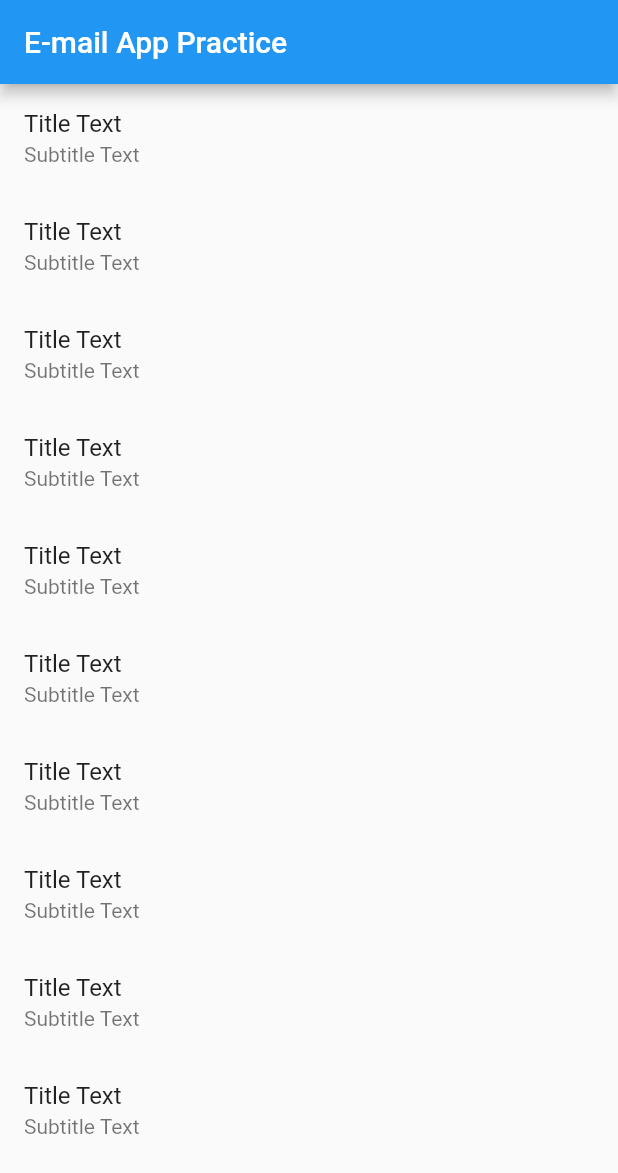
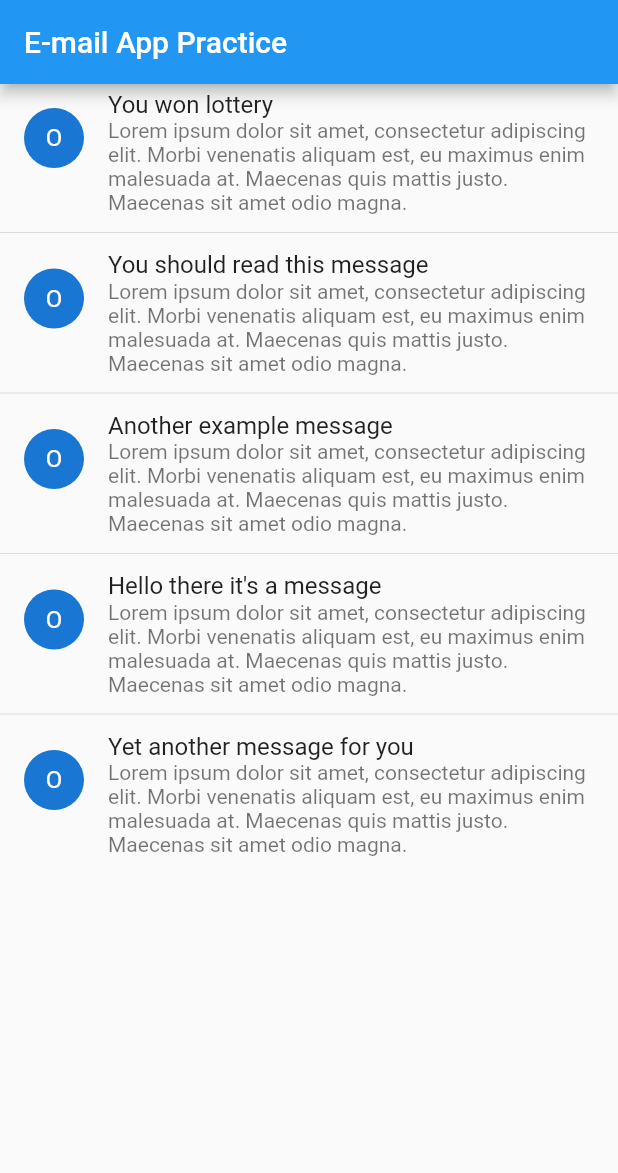
Before and after one commit to olvrcrls/flutter-sample, a Flutter app: the screen it shows after launch, on a phone screen of 412 x 824 dp. Shown: the top 1173 px of the screen. Run offline on Flutter 3.47's test engine with Material 2 defaults, Android fonts, the phone set to English and light mode, and no system bars.

Commit message:
ListView for listing messages.

```diff
--- a/lib/screens/MyHomePage.dart
+++ b/lib/screens/MyHomePage.dart
@@ -1,10 +1,17 @@
 import 'package:flutter/material.dart';
-
 
 class MyHomePage extends StatelessWidget {
   final String title;
+  var messages = [
+    'You won lottery',
+    'You should read this message',
+    'Another example message',
+    'Hello there it\'s a message',
+    'Yet another message for you'
+  ]; // This should come from an API endpoint.
+
+
   MyHomePage({Key key, this.title}) : super(key: key);
-
 
   @override
   Widget build(BuildContext context) {
@@ -12,15 +19,21 @@ class MyHomePage extends StatelessWidget {
         appBar: AppBar(
           title: Text(title),
         ),
-      body: ListView.builder(
+        body: ListView.separated(
+          itemCount: messages.length,
+          separatorBuilder: (BuildContext context, int index) => Divider(),
           itemBuilder: (BuildContext context, int index) {
+            var title = messages[index];
             return ListTile(
-            title: Text('Title Text'),
-            subtitle: Text('Subtitle Text'),
+              isThreeLine: true,
+              leading: CircleAvatar(
+                child: Text('O'),
+              ),
+              title: Text(title),
+              subtitle: Text(
+                  'Lorem ipsum dolor sit amet, consectetur adipiscing elit. Morbi venenatis aliquam est, eu maximus enim malesuada at. Maecenas quis mattis justo. Maecenas sit amet odio magna.'),
             );
           },
-        itemCount: 10,
-      )
-    );
+        ));
   }
 }
```
Lines whose indentation alone changed are shown as unchanged.
